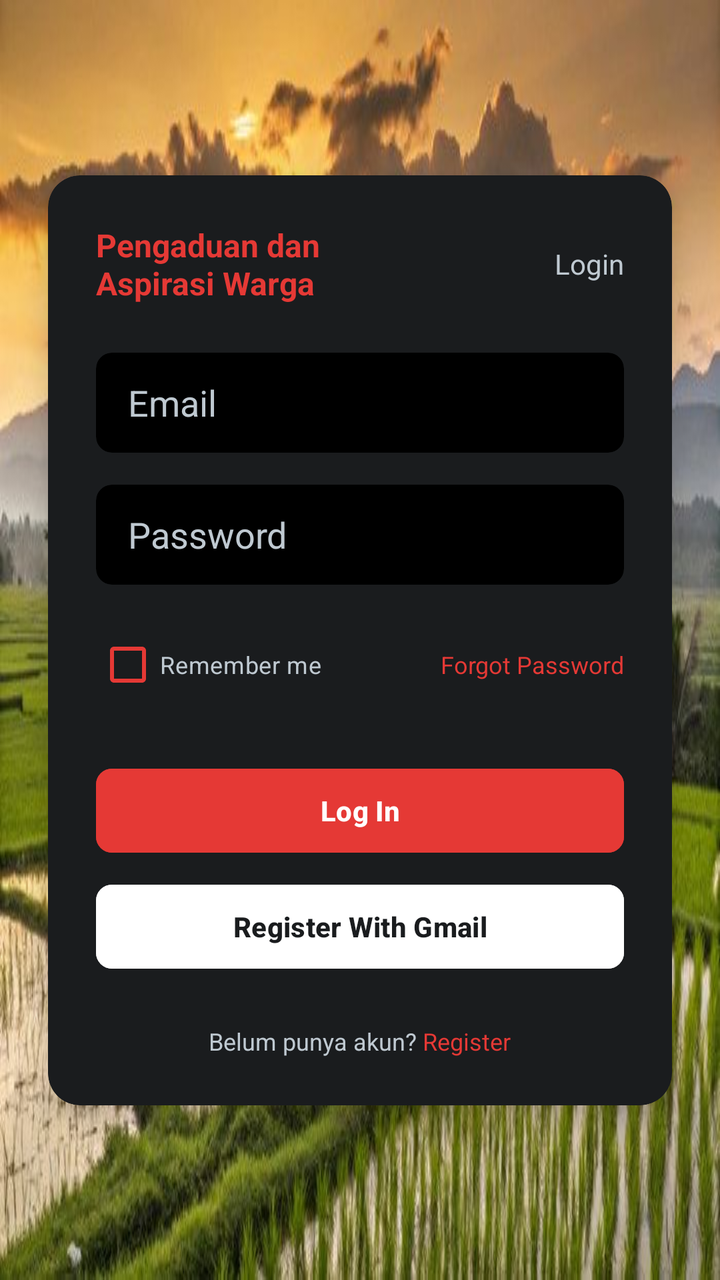
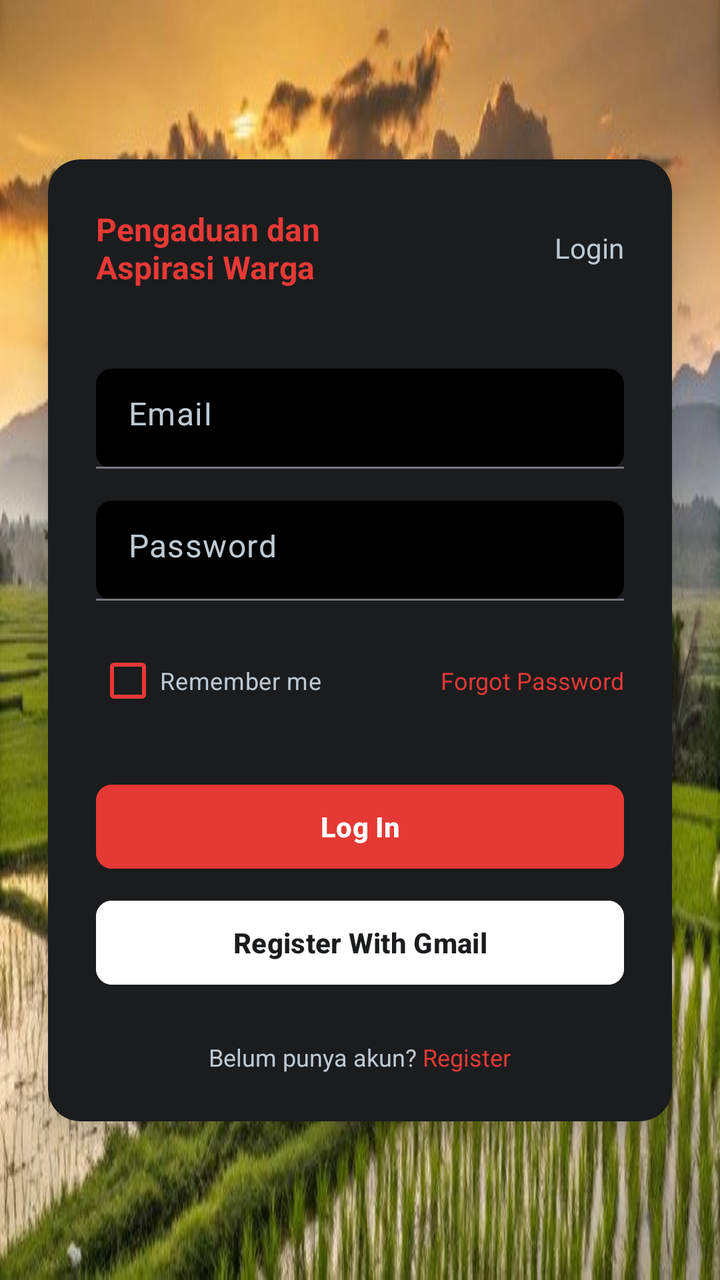

Compare the two renders of this Android layout. The source of the first and the diff that turns it into the second are given below.
<!-- AndroidManifest.xml: application theme Theme.Therehelp -->
<!-- res/layout/activity_auth.xml -->
<?xml version="1.0" encoding="utf-8"?>
<androidx.constraintlayout.widget.ConstraintLayout
    xmlns:android="http://schemas.android.com/apk/res/android"
    xmlns:app="http://schemas.android.com/apk/res-auto"
    android:layout_width="match_parent"
    android:layout_height="match_parent"
    android:background="@drawable/bdbg">

    <com.google.android.material.card.MaterialCardView
    android:layout_width="0dp"
    android:layout_height="wrap_content"
    android:layout_marginHorizontal="24dp"
    app:cardBackgroundColor="@color/bina_desa_dark_grey"
    app:cardCornerRadius="16dp"
    app:cardElevation="8dp"
    app:strokeWidth="0dp"
    app:layout_constraintBottom_toBottomOf="parent"
    app:layout_constraintEnd_toEndOf="parent"
    app:layout_constraintStart_toStartOf="parent"
    app:layout_constraintTop_toTopOf="parent">

    <LinearLayout
        android:layout_width="match_parent"
        android:layout_height="wrap_content"
        android:orientation="vertical"
        android:padding="24dp">

        <RelativeLayout
            android:layout_width="match_parent"
            android:layout_height="wrap_content"
            android:layout_marginBottom="24dp">

            <TextView
                android:layout_width="wrap_content"
                android:layout_height="wrap_content"
                android:layout_alignParentStart="true"
                android:layout_centerVertical="true"
                android:text="Pengaduan dan\nAspirasi Warga"
                android:textColor="@color/bina_desa_red"
                android:textSize="16sp"
                android:textStyle="bold" />

            <TextView
                android:layout_width="wrap_content"
                android:layout_height="wrap_content"
                android:layout_alignParentEnd="true"
                android:layout_centerVertical="true"
                android:text="Login"
                android:textColor="@color/text_grey"
                android:textSize="14sp" />
        </RelativeLayout>

        <com.google.android.material.card.MaterialCardView
            android:layout_width="match_parent"
            android:layout_height="50dp"
            app:cardBackgroundColor="@color/bina_desa_input"
            app:cardCornerRadius="8dp"
            app:strokeWidth="0dp">

            <EditText
                android:id="@+id/email"
                android:layout_width="match_parent"
                android:layout_height="match_parent"
                android:background="@null"
                android:hint="Email"
                android:paddingHorizontal="16dp"
                android:textColor="@color/white"
                android:textColorHint="@color/text_grey" />
        </com.google.android.material.card.MaterialCardView>

        <com.google.android.material.card.MaterialCardView
            android:layout_width="match_parent"
            android:layout_height="50dp"
            android:layout_marginTop="16dp"
            app:cardBackgroundColor="@color/bina_desa_input"
            app:cardCornerRadius="8dp"
            app:strokeWidth="0dp">

            <EditText
                android:id="@+id/editTextTextPassword"
                android:layout_width="match_parent"
                android:layout_height="match_parent"
                android:background="@null"
                android:hint="Password"
                android:inputType="textPassword"
                android:paddingHorizontal="16dp"
                android:textColor="@color/white"
                android:textColorHint="@color/text_grey" />
        </com.google.android.material.card.MaterialCardView>

        <RelativeLayout
            android:layout_width="match_parent"
            android:layout_height="wrap_content"
            android:layout_marginTop="16dp">

            <CheckBox
                android:layout_width="wrap_content"
                android:layout_height="wrap_content"
                android:text="Remember me"
                android:textColor="@color/text_grey"
                android:textSize="12sp"
                app:buttonTint="@color/bina_desa_red"/>

            <TextView
                android:layout_width="wrap_content"
                android:layout_height="wrap_content"
                android:layout_alignParentEnd="true"
                android:layout_centerVertical="true"
                android:text="Forgot Password"
                android:textColor="@color/bina_desa_red"
                android:textSize="12sp" />
        </RelativeLayout>

        <Button
            android:id="@+id/btnLogin"
            android:layout_width="match_parent"
            android:layout_height="50dp"
            android:layout_marginTop="24dp"
            android:backgroundTint="@color/bina_desa_red"
            android:text="Log In"
            android:textAllCaps="false"
            android:textColor="@color/white"
            android:textStyle="bold"
            app:cornerRadius="8dp" />
        <Button
        android:id="@+id/btnRegisterGmail"
        android:layout_width="match_parent"
        android:layout_height="50dp"
        android:layout_marginTop="8dp"
        android:backgroundTint="#FFFFFF"
        android:textColor="@color/bina_desa_dark_grey"
        android:text="Register With Gmail"
        android:textAllCaps="false"
        android:textStyle="bold"
        app:cornerRadius="8dp" />

        <LinearLayout
            android:layout_width="wrap_content"
            android:layout_height="wrap_content"
            android:layout_gravity="center"
            android:layout_marginTop="24dp"
            android:orientation="horizontal">

            <TextView
                android:layout_width="wrap_content"
                android:layout_height="wrap_content"
                android:text="Belum punya akun? "
                android:textColor="@color/text_grey"
                android:textSize="12sp" />

            <TextView
                android:id="@+id/tvRegister"
                android:layout_width="wrap_content"
                android:layout_height="wrap_content"
                android:text="Register"
                android:textColor="@color/bina_desa_red"
                android:textSize="12sp" />

        </LinearLayout>

    </LinearLayout>
</com.google.android.material.card.MaterialCardView>
</androidx.constraintlayout.widget.ConstraintLayout>
<!-- resources referenced by this layout -->
<resources>
  <color name="bina_desa_dark_grey">#1A1C1E</color>
  <color name="bina_desa_input">#000000</color>
  <color name="bina_desa_red">#E53935</color>
  <color name="text_grey">#BFC9D1</color>
  <color name="white">#FFFFFFFF</color>
  <!-- drawable bdbg: jpg bitmap (drawable, 58045 bytes) -->
  <style name="Theme.Therehelp" parent="Base.Theme.Therehelp" />
  <style name="Base.Theme.Therehelp" parent="Theme.Material3.DayNight.NoActionBar">
          
          
      </style>
</resources>

<!-- the commit's change to res/layout/activity_auth.xml (unified diff, before → after) -->
@@ -50,43 +50,50 @@
                 android:textSize="14sp" />
         </RelativeLayout>
 
-        <com.google.android.material.card.MaterialCardView
+        <com.google.android.material.textfield.TextInputLayout
             android:layout_width="match_parent"
+            android:layout_height="wrap_content"
+            android:layout_marginTop="16dp"
+            app:boxBackgroundMode="filled"
+            app:boxBackgroundColor="@color/bina_desa_input"
+            app:boxCornerRadiusTopStart="8dp"
+            app:boxCornerRadiusTopEnd="8dp"
+            app:boxCornerRadiusBottomStart="8dp"
+            app:boxCornerRadiusBottomEnd="8dp"
+            app:hintEnabled="false"
+            app:strokeWidth="0dp"> <com.google.android.material.textfield.TextInputEditText
+            android:id="@+id/email" android:layout_width="match_parent"
             android:layout_height="50dp"
-            app:cardBackgroundColor="@color/bina_desa_input"
-            app:cardCornerRadius="8dp"
+            android:background="@null"
+            android:hint="Email"
+            android:paddingHorizontal="16dp"
+            android:textColor="@color/white"
+            android:textColorHint="@color/text_grey" />
+        </com.google.android.material.textfield.TextInputLayout>
+
+        <com.google.android.material.textfield.TextInputLayout
+            android:layout_width="match_parent"
+            android:layout_height="wrap_content"
+            android:layout_marginTop="16dp"
+            app:boxBackgroundMode="filled"
+            app:boxBackgroundColor="@color/bina_desa_input"
+            app:boxCornerRadiusTopStart="8dp"
+            app:boxCornerRadiusTopEnd="8dp"
+            app:boxCornerRadiusBottomStart="8dp"
+            app:boxCornerRadiusBottomEnd="8dp"
+            app:hintEnabled="false"
             app:strokeWidth="0dp">
 
-            <EditText
-                android:id="@+id/email"
-                android:layout_width="match_parent"
-                android:layout_height="match_parent"
-                android:background="@null"
-                android:hint="Email"
-                android:paddingHorizontal="16dp"
-                android:textColor="@color/white"
-                android:textColorHint="@color/text_grey" />
-        </com.google.android.material.card.MaterialCardView>
-
-        <com.google.android.material.card.MaterialCardView
-            android:layout_width="match_parent"
+            <com.google.android.material.textfield.TextInputEditText
+            android:id="@+id/editTextTextPassword" android:layout_width="match_parent"
             android:layout_height="50dp"
-            android:layout_marginTop="16dp"
-            app:cardBackgroundColor="@color/bina_desa_input"
-            app:cardCornerRadius="8dp"
-            app:strokeWidth="0dp">
-
-            <EditText
-                android:id="@+id/editTextTextPassword"
-                android:layout_width="match_parent"
-                android:layout_height="match_parent"
-                android:background="@null"
-                android:hint="Password"
-                android:inputType="textPassword"
-                android:paddingHorizontal="16dp"
-                android:textColor="@color/white"
-                android:textColorHint="@color/text_grey" />
-        </com.google.android.material.card.MaterialCardView>
+            android:background="@null"
+            android:hint="Password"
+            android:inputType="textPassword"
+            android:paddingHorizontal="16dp"
+            android:textColor="@color/white"
+            android:textColorHint="@color/text_grey" />
+        </com.google.android.material.textfield.TextInputLayout>
 
         <RelativeLayout
             android:layout_width="match_parent"
@@ -122,6 +129,8 @@
             android:textColor="@color/white"
             android:textStyle="bold"
             app:cornerRadius="8dp" />
+
+
         <Button
         android:id="@+id/btnRegisterGmail"
         android:layout_width="match_parent"
